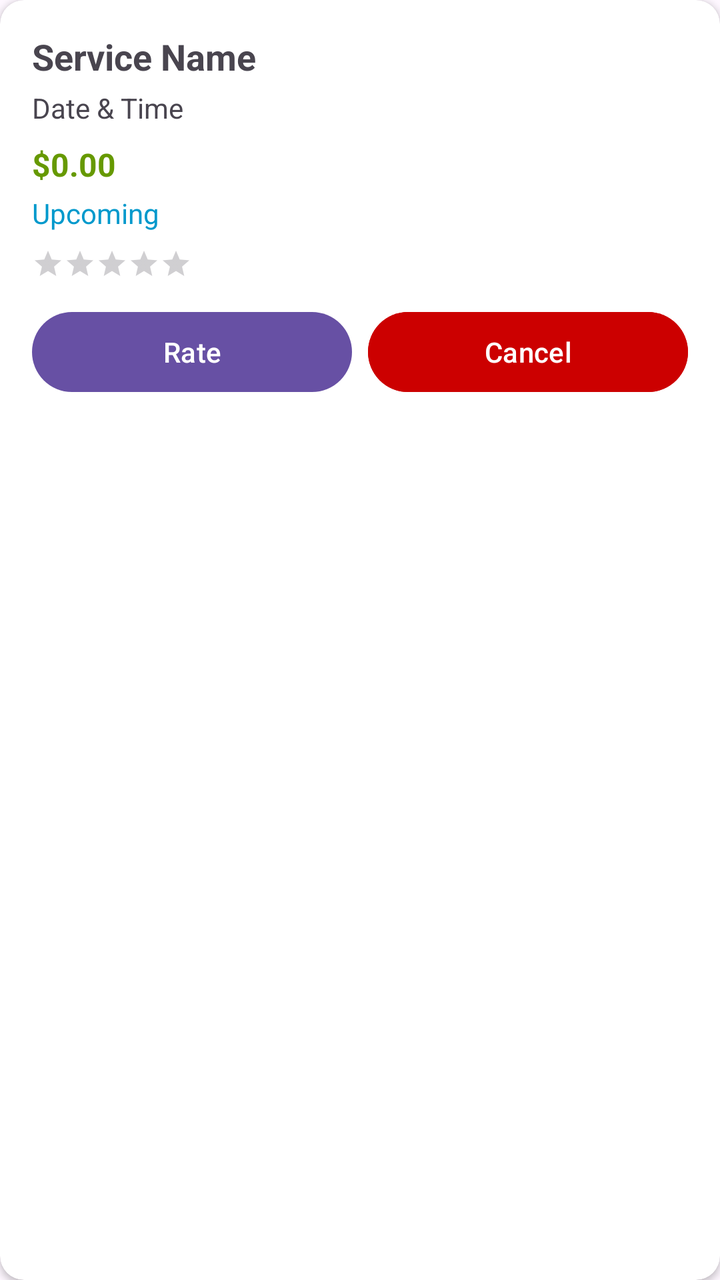
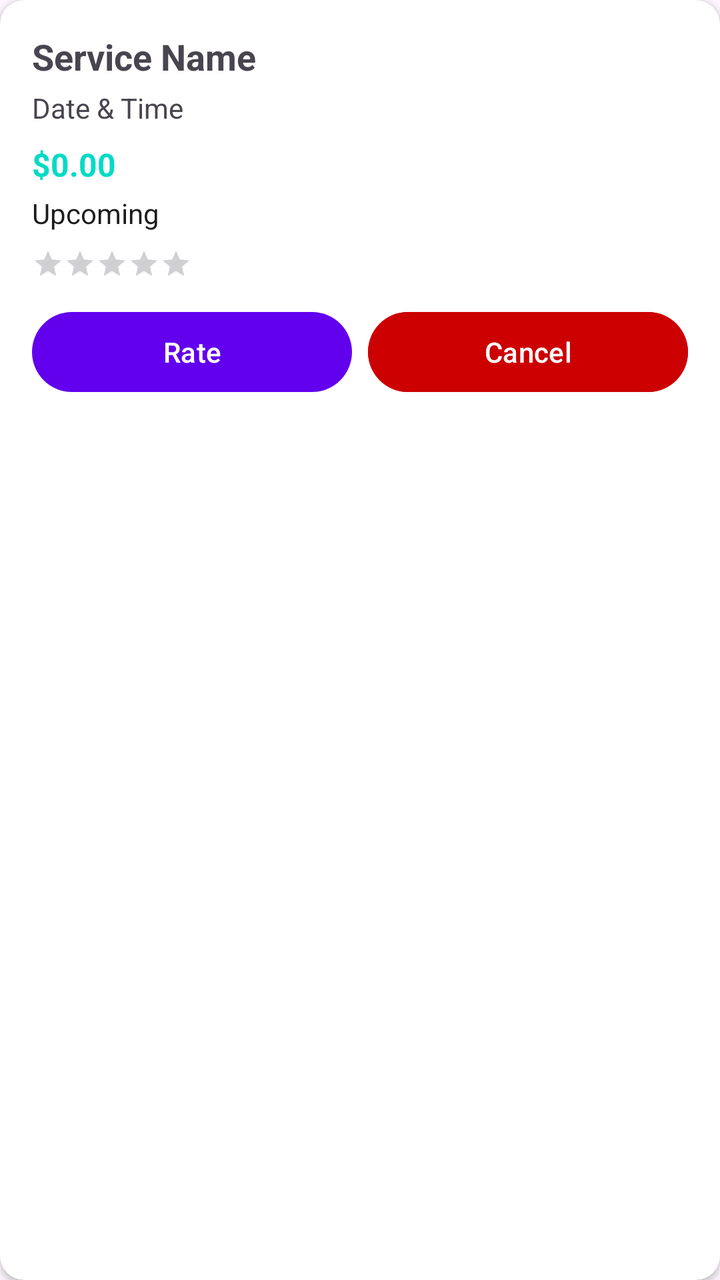

An Android layout rendered at two revisions. The XML below is the earlier revision; the diff shows what the commit changed to produce the second picture.
<!-- AndroidManifest.xml: application theme Theme.HomeService -->
<!-- res/layout/item_booking.xml -->
<?xml version="1.0" encoding="utf-8"?>
<androidx.cardview.widget.CardView
    xmlns:android="http://schemas.android.com/apk/res/android"
    xmlns:app="http://schemas.android.com/apk/res-auto"
    android:layout_width="match_parent"
    android:layout_height="wrap_content"
    app:cardCornerRadius="12dp"
    app:cardElevation="2dp"
    android:layout_margin="8dp">

    <LinearLayout
        android:layout_width="match_parent"
        android:layout_height="wrap_content"
        android:orientation="vertical"
        android:padding="16dp">

        <TextView
            android:id="@+id/tvBookingServiceName"
            android:layout_width="wrap_content"
            android:layout_height="wrap_content"
            android:text="Service Name"
            android:textSize="18sp"
            android:textStyle="bold" />

        <TextView
            android:id="@+id/tvBookingDateTime"
            android:layout_width="wrap_content"
            android:layout_height="wrap_content"
            android:text="Date &amp; Time"
            android:textSize="14sp"
            android:layout_marginTop="4dp" />

        <TextView
            android:id="@+id/tvBookingPrice"
            android:layout_width="wrap_content"
            android:layout_height="wrap_content"
            android:text="$0.00"
            android:textSize="16sp"
            android:textStyle="bold"
            android:textColor="@android:color/holo_green_dark"
            android:layout_marginTop="8dp" />

        <TextView
            android:id="@+id/tvBookingStatus"
            android:layout_width="wrap_content"
            android:layout_height="wrap_content"
            android:text="Upcoming"
            android:textSize="14sp"
            android:textColor="@android:color/holo_blue_dark"
            android:layout_marginTop="4dp" />

        
        <RatingBar
            android:id="@+id/rbBookingRating"
            android:layout_width="wrap_content"
            android:layout_height="wrap_content"
            android:numStars="5"
            android:stepSize="1.0"
            android:isIndicator="true"
            android:rating="0"
            android:layout_marginTop="8dp"
            style="?android:attr/ratingBarStyleSmall" />

        <LinearLayout
            android:layout_width="match_parent"
            android:layout_height="wrap_content"
            android:orientation="horizontal"
            android:layout_marginTop="12dp">

            <Button
                android:id="@+id/btnRateBooking"
                android:layout_width="0dp"
                android:layout_height="wrap_content"
                android:layout_weight="1"
                android:text="Rate"
                android:layout_marginEnd="8dp" />

            <Button
                android:id="@+id/btnCancelBooking"
                android:layout_width="0dp"
                android:layout_height="wrap_content"
                android:layout_weight="1"
                android:text="Cancel"
                android:backgroundTint="@android:color/holo_red_dark" />
        </LinearLayout>

    </LinearLayout>

</androidx.cardview.widget.CardView>
<!-- resources referenced by this layout -->
<resources>
  <style name="Theme.HomeService" parent="Base.Theme.HomeService" />
  <style name="Base.Theme.HomeService" parent="Theme.Material3.DayNight.NoActionBar">
          
          
      </style>
</resources>

<!-- the commit's change to res/layout/item_booking.xml (unified diff, before → after) -->
@@ -37,7 +37,7 @@
             android:text="$0.00"
             android:textSize="16sp"
             android:textStyle="bold"
-            android:textColor="@android:color/holo_green_dark"
+            android:textColor="@color/teal_200"
             android:layout_marginTop="8dp" />
 
         <TextView
@@ -46,7 +46,7 @@
             android:layout_height="wrap_content"
             android:text="Upcoming"
             android:textSize="14sp"
-            android:textColor="@android:color/holo_blue_dark"
+            android:textColor="@color/text_primary"
             android:layout_marginTop="4dp" />
 
         
<!-- resource entries referenced after the edit -->
@@ -1,9 +1,22 @@
 <!-- resources referenced by this layout -->
 <resources>
-  <style name="Theme.HomeService" parent="Base.Theme.HomeService" />
-  <style name="Base.Theme.HomeService" parent="Theme.Material3.DayNight.NoActionBar">
-          
-          
+  <color name="teal_200">#03DAC5</color>
+  <color name="text_primary">#1C1C1C</color>
+  <style name="Theme.HomeService" parent="Theme.Material3.DayNight.NoActionBar">
+          <item name="colorPrimary">@color/purple_500</item>
+          <item name="colorPrimaryVariant">@color/purple_700</item>
+          <item name="colorOnPrimary">@color/white</item>
+          <item name="colorSecondary">@color/teal_200</item>
+          <item name="colorSecondaryVariant">@color/teal_700</item>
+          <item name="colorOnSecondary">@color/black</item>
+          <item name="android:statusBarColor">?attr/colorPrimaryVariant</item>
+          <item name="android:windowLightStatusBar">true</item>
+          <item name="android:navigationBarColor">?android:attr/colorBackground</item>
       </style>
+  <color name="purple_500">#6200EE</color>
+  <color name="purple_700">#3700B3</color>
+  <color name="white">#FFFFFFFF</color>
+  <color name="teal_700">#018786</color>
+  <color name="black">#FF000000</color>
 </resources>
 
